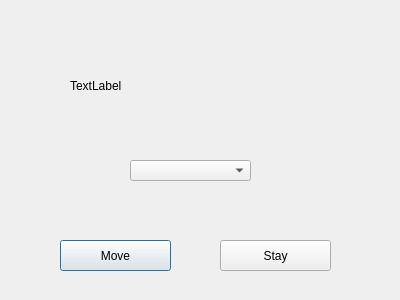
First picture: the form in popup.ui, repository adnanutayim/KONY, before the edit.
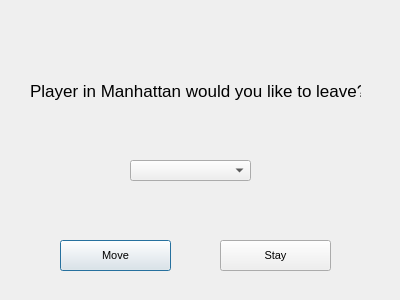
Second picture: the form after the edit.

Commit message: popup finished, small bug with Moving phase in game

The edit to the form file:
```diff
--- a/popup.ui
+++ b/popup.ui
@@ -10,20 +10,30 @@
     <height>300</height>
    </rect>
   </property>
+  <property name="font">
+   <font>
+    <pointsize>14</pointsize>
+   </font>
+  </property>
   <property name="windowTitle">
    <string>Dialog</string>
   </property>
   <widget class="QLabel" name="messageLabel">
    <property name="geometry">
     <rect>
-     <x>70</x>
+     <x>30</x>
      <y>70</y>
-     <width>241</width>
-     <height>31</height>
+     <width>331</width>
+     <height>41</height>
     </rect>
    </property>
+   <property name="font">
+    <font>
+     <pointsize>13</pointsize>
+    </font>
+   </property>
    <property name="text">
-    <string>TextLabel</string>
+    <string>Player in Manhattan would you like to leave?</string>
    </property>
   </widget>
   <widget class="QPushButton" name="moveButton">
@@ -35,6 +45,11 @@
      <height>31</height>
     </rect>
    </property>
+   <property name="font">
+    <font>
+     <pointsize>8</pointsize>
+    </font>
+   </property>
    <property name="text">
     <string>Move</string>
    </property>
@@ -48,6 +63,11 @@
      <height>31</height>
     </rect>
    </property>
+   <property name="font">
+    <font>
+     <pointsize>8</pointsize>
+    </font>
+   </property>
    <property name="text">
     <string>Stay</string>
    </property>
```
Left out of the diff: 5 changed lines with no effect on the pictures. The commit also changes 5 other files.
